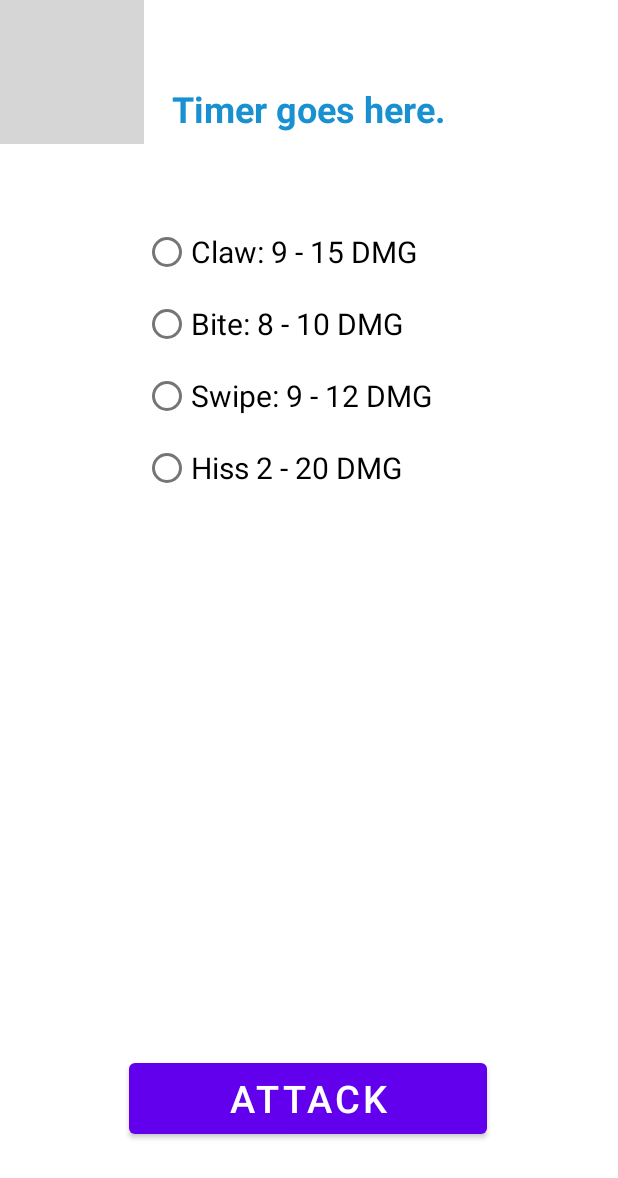
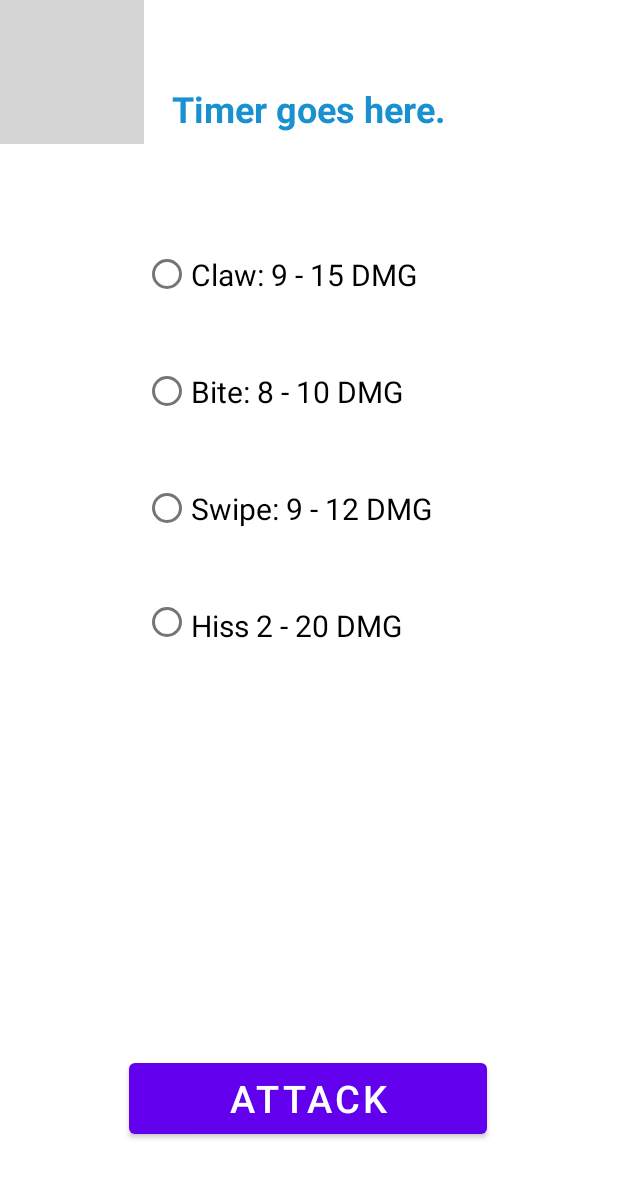
Before and after one commit to jmai136/Mobile-app-development-Capstone-Collab-Project, an Android app: the layout activity_battle.xml on its own in the app's theme, with its tools: preview values and no code run, on a phone screen of 412 x 824 dp. Shown: the top 1178 px of the screen. Run offline under Robolectric (Android 15) with nearby library versions, the phone set to English and light mode, and no system bars; grey boxes are pictures that could not be loaded.

Commit message:
padding on radio buttons in activity_battle.xml

```diff
--- a/app/src/main/res/layout/activity_battle.xml
+++ b/app/src/main/res/layout/activity_battle.xml
@@ -155,6 +155,8 @@
             android:id="@+id/one"
             android:layout_width="wrap_content"
             android:layout_height="wrap_content"
+            android:paddingTop="25dp"
+            android:paddingBottom="25dp"
             android:text="@string/atk1"
             android:textSize="20sp" />
 
@@ -162,6 +164,8 @@
             android:id="@+id/two"
             android:layout_width="wrap_content"
             android:layout_height="wrap_content"
+            android:paddingTop="25dp"
+            android:paddingBottom="25dp"
             android:text="@string/atk2"
             android:textSize="20sp" />
 
@@ -169,6 +173,8 @@
             android:id="@+id/three"
             android:layout_width="wrap_content"
             android:layout_height="wrap_content"
+            android:paddingTop="25dp"
+            android:paddingBottom="25dp"
             android:text="@string/atk3"
             android:textSize="20sp" />
 
@@ -176,6 +182,8 @@
             android:id="@+id/four"
             android:layout_width="match_parent"
             android:layout_height="wrap_content"
+            android:paddingTop="25dp"
+            android:paddingBottom="25dp"
             android:text="@string/atk4"
             android:textSize="20sp" />
     </RadioGroup>
```
